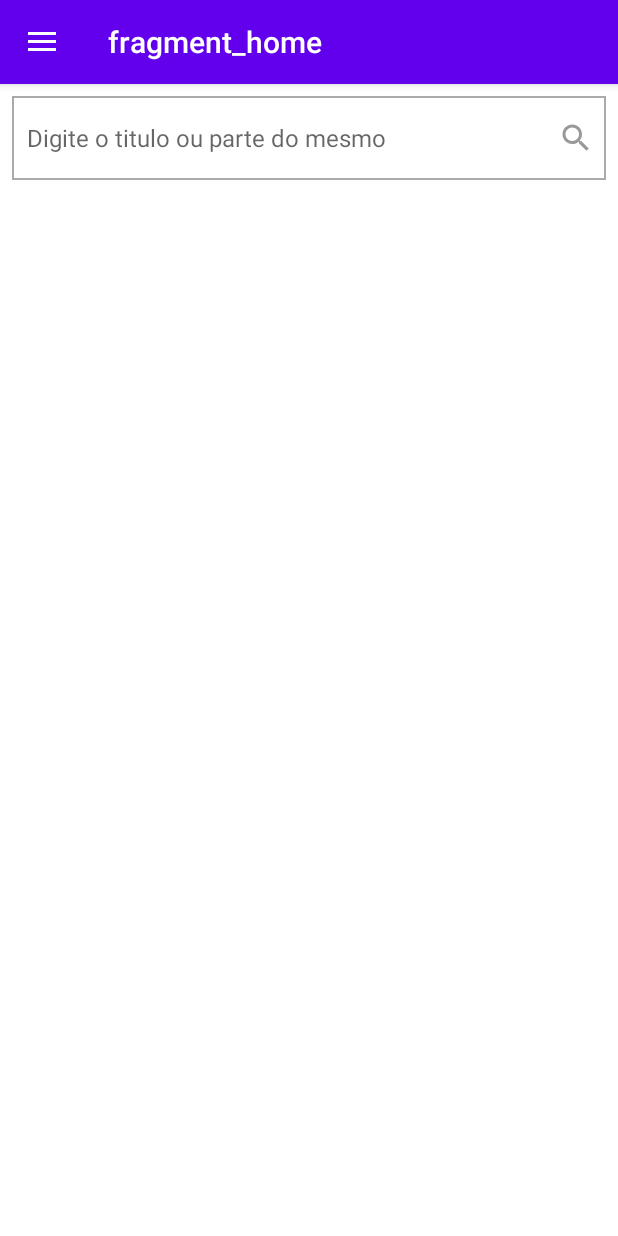
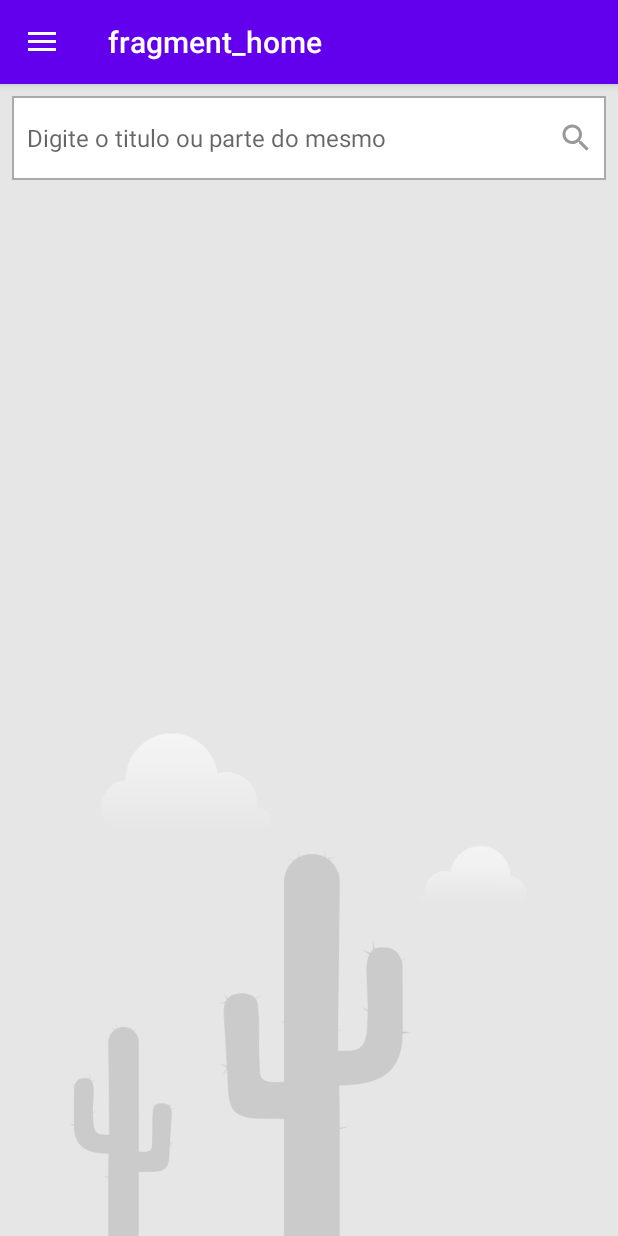
Before and after one commit to Vitor720/ReservoirReviews, an Android app: the screen it shows after launch (MainActivity), on a phone screen of 412 x 824 dp. Run offline under Robolectric (Android 15) with nearby library versions, the phone set to English and light mode, and no system bars; our stand-ins replace Room's generated code, Timber, data binding, navigation-ui; 1 statement that could not run was skipped.

Commit message:
Melhorias da tela home

```diff
--- a/app/src/main/java/com/ddapps/reservoirreviews/adapters/ReviewsAdapter.kt
+++ b/app/src/main/java/com/ddapps/reservoirreviews/adapters/ReviewsAdapter.kt
@@ -38,7 +38,6 @@ class ReviewsAdapter(private var reviewsList: List<MovieDisplay>, private val cl
 
         fun bind(item: MovieDisplay){
             binding.movieTitle.text = item.movieTitle
-            binding.criticsName.text = item.criticsName
             binding.movieImage.load(item.movieImage)
         }
 
--- a/app/src/main/java/com/ddapps/reservoirreviews/di/modules.kt
+++ b/app/src/main/java/com/ddapps/reservoirreviews/di/modules.kt
@@ -8,6 +8,7 @@ import com.ddapps.reservoirreviews.data.repository.MovieRepository
 import com.ddapps.reservoirreviews.domain.common.networking.ResponseHandler
 import com.ddapps.reservoirreviews.domain.usecase.DisplayReviewsUseCase
 import com.ddapps.reservoirreviews.domain.usecase.FavoritesReviewsUseCase
+import com.ddapps.reservoirreviews.ui.viewmodel.DetailsViewModel
 import com.ddapps.reservoirreviews.ui.viewmodel.HomeViewModel
 import org.koin.androidx.viewmodel.dsl.viewModel
 import org.koin.dsl.module
@@ -20,6 +21,7 @@ val networkModule = module {
 
 val viewModelModule = module {
     viewModel { HomeViewModel(get(), get()) }
+    viewModel { DetailsViewModel(get()) }
 }
 
 val useCaseModule = module {
--- a/app/src/main/java/com/ddapps/reservoirreviews/ui/viewmodel/HomeViewModel.kt
+++ b/app/src/main/java/com/ddapps/reservoirreviews/ui/viewmodel/HomeViewModel.kt
@@ -13,9 +13,6 @@ import kotlinx.coroutines.launch
 
 class HomeViewModel(private val reviewUseCase: DisplayReviewsUseCase, private val bookMarkUseCase: FavoritesReviewsUseCase): ViewModel() {
 
-    var isError: Boolean = false
-    var isLoading: Boolean = true
-
     private var reviewsList = MutableLiveData<Resource<List<MovieDisplay>>>()
 
     fun getReviewList() =  reviewsList
--- a/app/src/main/java/com/ddapps/reservoirreviews/utils/Constants.kt
+++ b/app/src/main/java/com/ddapps/reservoirreviews/utils/Constants.kt
@@ -2,3 +2,5 @@ package com.ddapps.reservoirreviews.utils
 
 const val BASE_URL = "https://api.nytimes.com/svc/movies/v2/"
 const val BASE_kEY = "9Gyb6ZjpilyBAhSS76zjMJHw1Sn5p36l"
+
+const val CRITICS_APPROVAL = 1
--- a/app/src/main/res/drawable-v24/rounded_top_border.xml
+++ b/app/src/main/res/drawable-v24/rounded_top_border.xml
@@ -2,7 +2,7 @@
 <layer-list xmlns:android="http://schemas.android.com/apk/res/android">
     <item>
         <shape>
-            <solid android:color="@color/backgroundLight" />
+            <solid android:color="@color/divider_light" />
             <corners
                 android:bottomLeftRadius="0dp"
                 android:bottomRightRadius="0dp"
--- a/app/src/main/res/layout/fragment_home.xml
+++ b/app/src/main/res/layout/fragment_home.xml
@@ -14,7 +14,7 @@ xmlns:tools="http://schemas.android.com/tools">
     android:id="@+id/home_layout_central"
     android:layout_width="match_parent"
     android:layout_height="match_parent"
-    android:background="@android:color/white">
+    android:background="@color/grey_10">
 
     <LinearLayout
         android:id="@+id/search_layout"
@@ -75,6 +75,20 @@ xmlns:tools="http://schemas.android.com/tools">
         app:layout_constraintLeft_toLeftOf="parent"
         app:layout_constraintRight_toRightOf="parent"/>
 
+    <RelativeLayout
+        android:id="@+id/empty_review_layout"
+        android:layout_width="match_parent"
+        android:layout_height="match_parent"
+        app:layout_constraintTop_toBottomOf="@id/search_layout">
+
+        <ImageView
+            android:id="@+id/cactus_img"
+            android:layout_width="match_parent"
+            android:layout_height="380dp"
+            android:layout_alignParentBottom="true"
+            android:src="@drawable/bg_no_item_cactus"/>
+    </RelativeLayout>
+
 </androidx.constraintlayout.widget.ConstraintLayout>
 
 </layout>
--- a/app/src/main/res/navigation/main_navigation.xml
+++ b/app/src/main/res/navigation/main_navigation.xml
@@ -26,6 +26,9 @@
         <argument
             android:name="title"
             app:argType="string" />
+        <action
+            android:id="@+id/action_detailsFragment_to_homeFragment"
+            app:destination="@id/homeFragment" />
     </fragment>
     <fragment
         android:id="@+id/favoritesFragment"
--- a/app/src/main/res/values/colors.xml
+++ b/app/src/main/res/values/colors.xml
@@ -8,5 +8,6 @@
     <color name="divider">#BDBDBD</color>
     <color name="divider_light">#ECECEC</color>
     <color name="branco">#FFFFFF</color>
+    <color name="grey_10">#e6e6e6</color>
 
 </resources>
```
Also changed, not shown: app/src/main/java/com/ddapps/reservoirreviews/ui/fragments/HomeFragment.kt (+10 -10 lines), app/src/main/java/com/ddapps/reservoirreviews/utils/Extensions.kt (+38 -14 lines), app/src/main/res/drawable/ic_cinema_clapper.xml (added, +9 -0 lines), app/src/main/res/layout/row_review.xml (+10 -19 lines), app/src/main/res/drawable-v24/bg_no_item_cactus.png (added).
